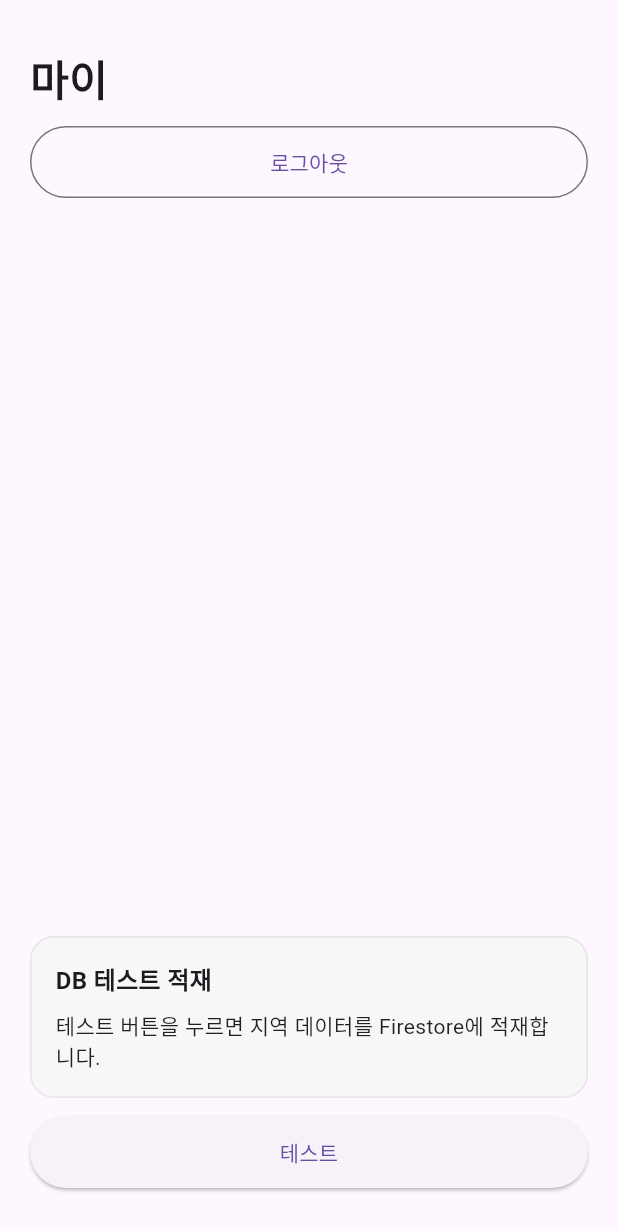
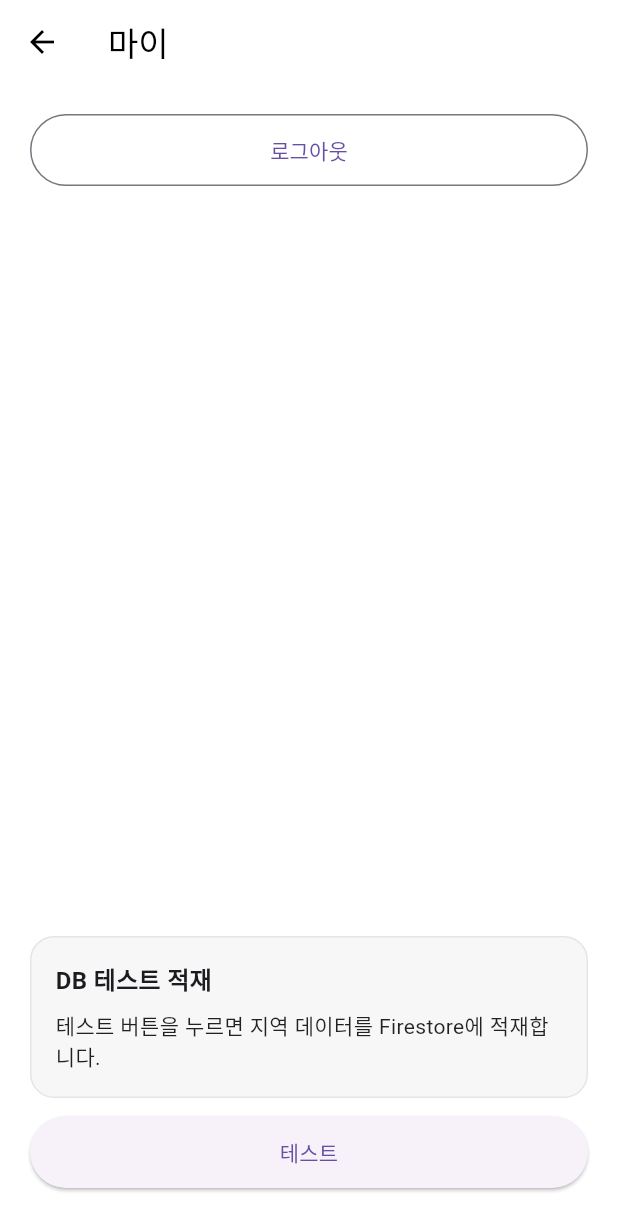
Before and after one commit to ReturnZZero/return0, a Flutter app: the MyPage screen opened directly, on a phone screen of 412 x 824 dp. Shown: the top 1231 px of the screen. Run offline on Flutter 3.47's test engine with Material 3 defaults, Android fonts, the phone set to English and light mode, and no system bars; our stand-ins replace cloud_firestore, firebase_auth, firebase_core, geolocator, google_maps_flutter, shared_preferences; accounts and stored records are empty.

Commit message:
전체적인 색상 변경 및 UI 통일되도록 수정

```diff
--- a/26-1 GROWTH/lib/features/my/my_page.dart
+++ b/26-1 GROWTH/lib/features/my/my_page.dart
@@ -116,18 +116,21 @@ class _MyPageState extends State<MyPage> {
   @override
   Widget build(BuildContext context) {
     return Scaffold(
+      backgroundColor: Colors.white,
+      appBar: AppBar(
+        backgroundColor: Colors.white,
+        foregroundColor: Colors.black,
+        elevation: 0,
+        scrolledUnderElevation: 0,
+        surfaceTintColor: Colors.white,
+        title: const Text('마이'),
+      ),
       body: SafeArea(
         child: Padding(
           padding: const EdgeInsets.all(20),
           child: Column(
             crossAxisAlignment: CrossAxisAlignment.stretch,
             children: [
-              const SizedBox(height: 12),
-              const Text(
-                '마이',
-                style: TextStyle(fontSize: 28, fontWeight: FontWeight.w700),
-              ),
-              const SizedBox(height: 12),
               OutlinedButton(
                 onPressed: () => _logout(context),
                 style: OutlinedButton.styleFrom(
```
Also changed, not shown: 26-1 GROWTH/lib/features/ai/ai_chat_page.dart (+19 -8 lines), 26-1 GROWTH/lib/features/favorite/favorite_page.dart (+11 -6 lines).
